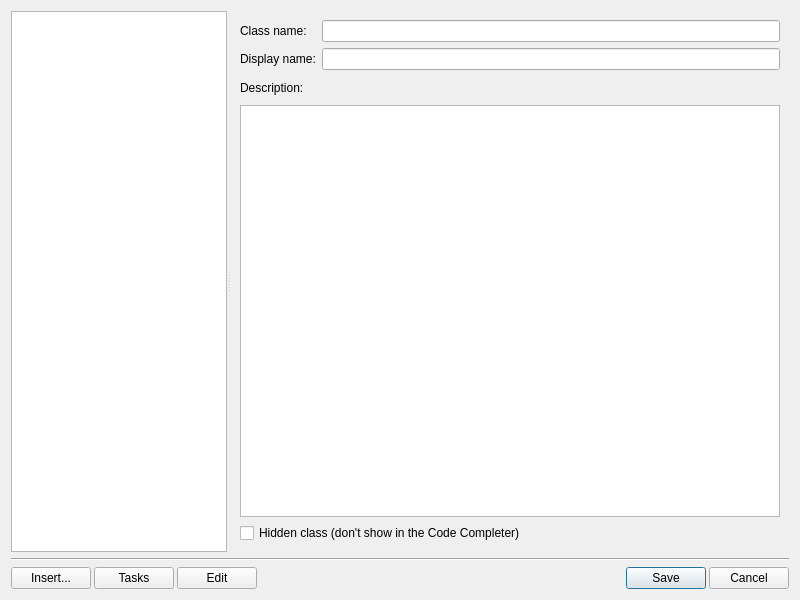
Before: the Qt Designer form baseide/gameframeworkclassdef.ui in spytheman/piGameCreator, drawn with Qt 5.
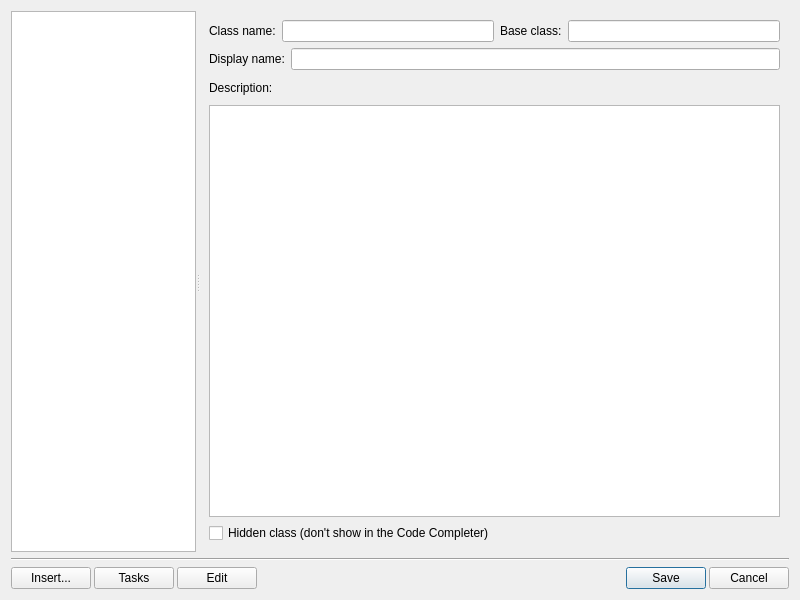
After: the same form once the commit is applied. The open tabs and pages were chosen to show the change. Icons and pictures are not drawn.

```diff
--- a/baseide/gameframeworkclassdef.ui
+++ b/baseide/gameframeworkclassdef.ui
@@ -141,27 +141,41 @@
         <property name="fieldGrowthPolicy">
          <enum>QFormLayout::AllNonFixedFieldsGrow</enum>
         </property>
-        <item row="0" column="0">
-         <widget class="QLabel" name="label">
-          <property name="text">
-           <string>Class name:</string>
-          </property>
-         </widget>
-        </item>
-        <item row="0" column="1">
-         <widget class="QLineEdit" name="className"/>
-        </item>
-        <item row="1" column="0">
+        <item row="2" column="0">
          <widget class="QLabel" name="label_3">
           <property name="text">
            <string>Display name:</string>
           </property>
          </widget>
         </item>
-        <item row="1" column="1">
+        <item row="2" column="1">
          <widget class="QLineEdit" name="classDisplayName"/>
         </item>
-        <item row="2" column="0" colspan="2">
+        <item row="1" column="0" colspan="2">
+         <layout class="QHBoxLayout" name="horizontalLayout_9">
+          <item>
+           <widget class="QLabel" name="label">
+            <property name="text">
+             <string>Class name:</string>
+            </property>
+           </widget>
+          </item>
+          <item>
+           <widget class="QLineEdit" name="className"/>
+          </item>
+          <item>
+           <widget class="QLabel" name="label_21">
+            <property name="text">
+             <string>Base class:</string>
+            </property>
+           </widget>
+          </item>
+          <item>
+           <widget class="QLineEdit" name="baseClassName"/>
+          </item>
+         </layout>
+        </item>
+        <item row="3" column="0" colspan="2">
          <layout class="QHBoxLayout" name="horizontalLayout_2">
           <property name="spacing">
            <number>0</number>
@@ -258,10 +272,10 @@
           </item>
          </layout>
         </item>
-        <item row="3" column="0" colspan="2">
+        <item row="4" column="0" colspan="2">
          <widget class="QTextEdit" name="classDescEdit"/>
         </item>
-        <item row="4" column="0" colspan="2">
+        <item row="5" column="0" colspan="2">
          <widget class="QCheckBox" name="classHidden">
           <property name="text">
            <string>Hidden class (don't show in the Code Completer)</string>
```
Left out of the diff: 29 changed lines with no effect on the pictures.
